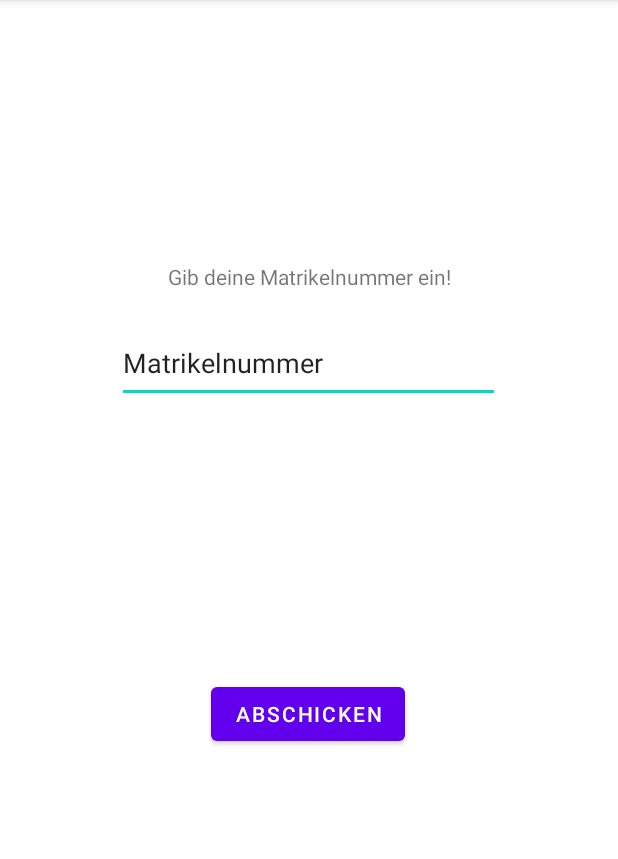
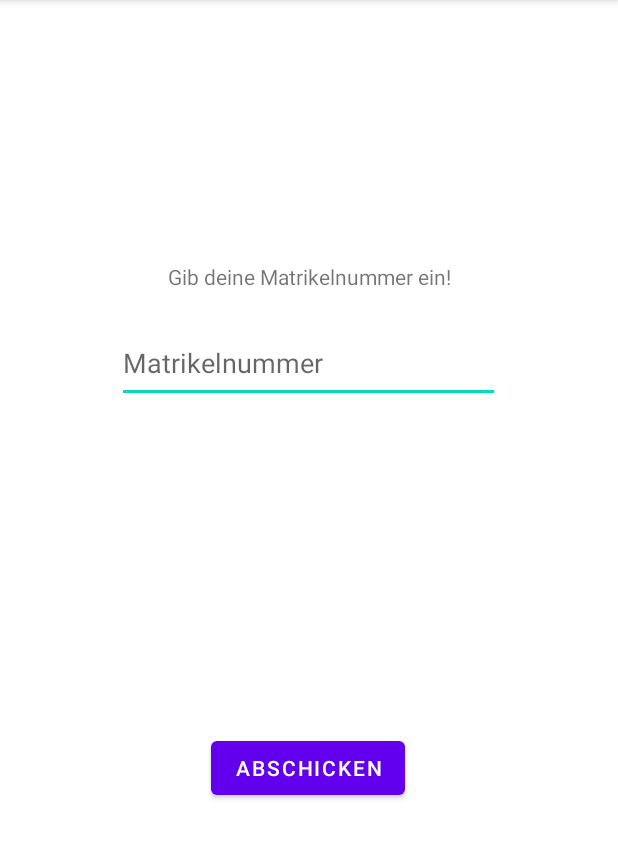
Before and after one commit to amadeovalar/SE2Einzelphase, an Android app: the screen it shows after launch (MainActivity), on a phone screen of 412 x 824 dp, the part 84-943 px from its top. Run offline under Robolectric (Android 15) with nearby library versions, the phone set to English and light mode, and no system bars.

```diff
--- a/SE2Einzelphase/app/src/main/AndroidManifest.xml
+++ b/SE2Einzelphase/app/src/main/AndroidManifest.xml
@@ -1,6 +1,10 @@
 <?xml version="1.0" encoding="utf-8"?>
 <manifest xmlns:android="http://schemas.android.com/apk/res/android"
     xmlns:tools="http://schemas.android.com/tools">
+
+    <uses-permission android:name="android.permission.INTERNET" />
+    <uses-permission android:name="android.permission.ACCESS_NETWORK_STATE" />
+    <uses-permission android:name="android.permission.ACCESS_WIFI_STATE" />
 
     <application
         android:allowBackup="true"
--- a/SE2Einzelphase/app/src/main/res/layout/activity_main.xml
+++ b/SE2Einzelphase/app/src/main/res/layout/activity_main.xml
@@ -22,8 +22,8 @@
         android:layout_width="255dp"
         android:layout_height="53dp"
         android:ems="10"
-        android:inputType="textPersonName"
-        android:text="@string/MatrikelNummerPlaceholder"
+        android:inputType="number"
+        android:hint="@string/MatrikelNummerPlaceholder"
         app:layout_constraintBottom_toBottomOf="parent"
         app:layout_constraintEnd_toEndOf="parent"
         app:layout_constraintHorizontal_bias="0.497"
@@ -33,22 +33,22 @@
 
     <TextView
         android:id="@+id/serverAntwort"
-        android:layout_width="wrap_content"
-        android:layout_height="wrap_content"
+        android:layout_width="278dp"
+        android:layout_height="76dp"
         android:text="@string/ServerAntwortLabel"
+        android:visibility="invisible"
         app:layout_constraintBottom_toBottomOf="parent"
         app:layout_constraintEnd_toEndOf="parent"
-        app:layout_constraintHorizontal_bias="0.498"
         app:layout_constraintStart_toStartOf="parent"
         app:layout_constraintTop_toBottomOf="@+id/matrikelNummerInput"
-        app:layout_constraintVertical_bias="0.134"
-        android:visibility="invisible"/>
+        app:layout_constraintVertical_bias="0.134" />
 
     <Button
         android:id="@+id/btnAbschicken"
         android:layout_width="wrap_content"
         android:layout_height="wrap_content"
         android:text="@string/ButtonLabelBerechnen"
+        android:onClick="onClickSubmit"
         app:layout_constraintBottom_toBottomOf="parent"
         app:layout_constraintEnd_toEndOf="parent"
         app:layout_constraintHorizontal_bias="0.498"
```
Also changed, not shown: SE2Einzelphase/app/src/main/java/com/example/se2einzelphase/MainActivity.java (+20 -4 lines).
